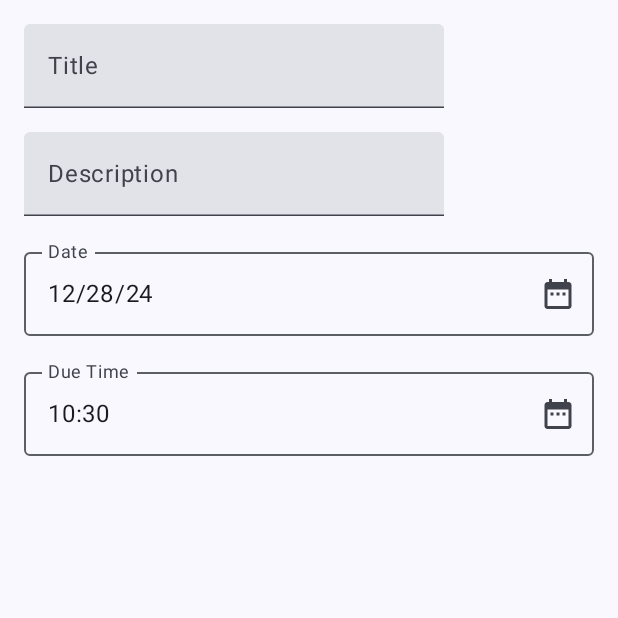
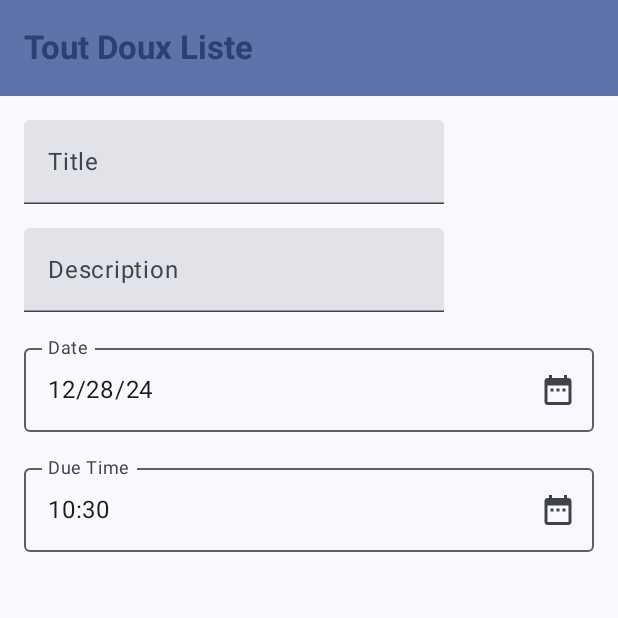
Before and after one commit to TEDDAC/ToutDouxListe-Android, an Android app built with Jetpack Compose: the screen it shows after launch (MainActivity), after a tap on "Title", on a phone screen of 412 x 824 dp, the top half of it. Run offline under Robolectric (Android 15) with nearby library versions, the phone set to English and light mode, and no system bars.

Commit message:
Scaffold is parent

```diff
--- a/app/src/main/java/com/teddac/toutdouxliste/MainActivity.kt
+++ b/app/src/main/java/com/teddac/toutdouxliste/MainActivity.kt
@@ -18,6 +18,7 @@ import androidx.compose.ui.Modifier
 import androidx.navigation.compose.NavHost
 import androidx.navigation.compose.composable
 import androidx.navigation.compose.rememberNavController
+import com.teddac.toutdouxliste.ui.TodoNavigation
 import com.teddac.toutdouxliste.ui.config.TodoScreen
 import com.teddac.toutdouxliste.ui.page.EditPage
 import com.teddac.toutdouxliste.ui.page.ListPage
@@ -39,45 +40,7 @@ class MainActivity : ComponentActivity() {
                         .safeDrawingPadding(),
                     color = MaterialTheme.colorScheme.background
                 ) {
-                    val navController = rememberNavController()
-                    NavHost(
-                        navController = navController,
-                        startDestination = TodoScreen.List.name,
-                        enterTransition = {
-                            fadeIn(
-                                animationSpec = tween(
-                                    250, easing = EaseOut
-                                )
-                            ) + slideIntoContainer(
-                                animationSpec = tween(250, easing = EaseOut),
-                                towards = AnimatedContentTransitionScope.SlideDirection.Start
-                            )
-                        },
-                        exitTransition = {
-                            fadeOut(
-                                animationSpec = tween(
-                                    200, easing = EaseIn
-                                )
-                            ) /*+ slideOutOfContainer(
-                                animationSpec = tween(300, easing = EaseOut),
-                                towards = AnimatedContentTransitionScope.SlideDirection.Start
-                            )*/
-                        }
-                    ){
-                        composable(
-                            route = TodoScreen.List.name
-                        ){
-                            ListPage(
-                                onSelectionChange = {navController.navigate(TodoScreen.Edit.name)},
-                                onClickAddItem = {navController.navigate(TodoScreen.Edit.name)}
-                            )
-                        }
-                        composable(
-                            route = TodoScreen.Edit.name
-                        ){
-                            EditPage()
-                        }
-                    }
+                    ToutDouxApp()
                 }
             }
         }
--- /dev/null
+++ b/app/src/main/java/com/teddac/toutdouxliste/ToutDouxApp.kt
@@ -0,0 +1,39 @@
+package com.teddac.toutdouxliste
+
+import android.icu.text.CaseMap.Title
+import androidx.compose.foundation.layout.padding
+import androidx.compose.material3.ExperimentalMaterial3Api
+import androidx.compose.material3.MaterialTheme
+import androidx.compose.material3.Scaffold
+import androidx.compose.material3.Text
+import androidx.compose.material3.TopAppBar
+import androidx.compose.material3.TopAppBarDefaults
+import androidx.compose.runtime.Composable
+import androidx.compose.ui.Modifier
+import androidx.compose.ui.text.font.FontWeight
+import com.teddac.toutdouxliste.ui.TodoNavigation
+
+@OptIn(ExperimentalMaterial3Api::class)
+@Composable
+fun ToutDouxApp(){
+    Scaffold(
+        topBar = {
+            TopAppBar(
+                colors = TopAppBarDefaults.topAppBarColors(
+                    containerColor = MaterialTheme.colorScheme.primaryContainer,
+                    titleContentColor = MaterialTheme.colorScheme.primary
+                ),
+                title = {
+                    Text(
+                        "Tout Doux Liste",
+                        fontWeight = FontWeight.Bold
+                    )
+                }
+            )
+        }
+    ) { innerPadding ->
+        TodoNavigation(
+            modifier = Modifier.padding(innerPadding)
+        )
+    }
+}
--- /dev/null
+++ b/app/src/main/java/com/teddac/toutdouxliste/ui/TodoNavigation.kt
@@ -0,0 +1,62 @@
+package com.teddac.toutdouxliste.ui
+
+import androidx.compose.animation.AnimatedContentTransitionScope
+import androidx.compose.animation.core.EaseIn
+import androidx.compose.animation.core.EaseOut
+import androidx.compose.animation.core.tween
+import androidx.compose.animation.fadeIn
+import androidx.compose.animation.fadeOut
+import androidx.compose.runtime.Composable
+import androidx.compose.ui.Modifier
+import androidx.navigation.compose.NavHost
+import androidx.navigation.compose.composable
+import androidx.navigation.compose.rememberNavController
+import com.teddac.toutdouxliste.ui.config.TodoScreen
+import com.teddac.toutdouxliste.ui.page.EditPage
+import com.teddac.toutdouxliste.ui.page.ListPage
+
+@Composable
+fun TodoNavigation(
+    modifier: Modifier = Modifier
+){
+    val navController = rememberNavController()
+    NavHost(
+        navController = navController,
+        startDestination = TodoScreen.List.name,
+        enterTransition = {
+            fadeIn(
+                animationSpec = tween(
+                    250, easing = EaseOut
+                )
+            ) + slideIntoContainer(
+                animationSpec = tween(250, easing = EaseOut),
+                towards = AnimatedContentTransitionScope.SlideDirection.Start
+            )
+        },
+        exitTransition = {
+            fadeOut(
+                animationSpec = tween(
+                    200, easing = EaseIn
+                )
+            ) /*+ slideOutOfContainer(
+                                animationSpec = tween(300, easing = EaseOut),
+                                towards = AnimatedContentTransitionScope.SlideDirection.Start
+                            )*/
+        },
+        modifier = modifier
+    ){
+        composable(
+            route = TodoScreen.List.name
+        ){
+            ListPage(
+                onSelectionChange = {navController.navigate(TodoScreen.Edit.name)},
+                onClickAddItem = {navController.navigate(TodoScreen.Edit.name)}
+            )
+        }
+        composable(
+            route = TodoScreen.Edit.name
+        ){
+            EditPage()
+        }
+    }
+}
```
Also changed, not shown: 1 other file.
